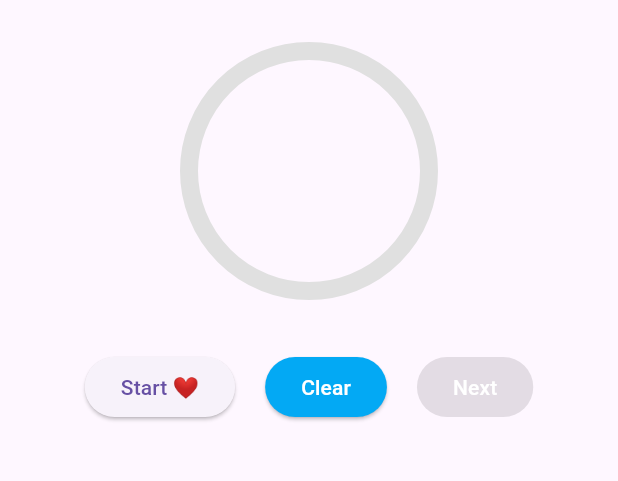
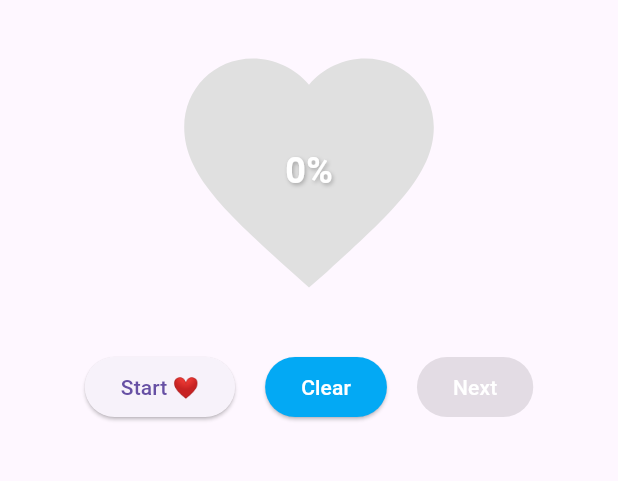
Before and after one commit to ameyrane98/heart_app, a Flutter app: the screen it shows after launch, after a tap on "Start ❤️", after a tap on "Clear", on a phone screen of 412 x 824 dp, the part 63-544 px from its top. Run offline on Flutter 3.47's test engine with Material 3 defaults, Android fonts, the phone set to English and light mode, and no system bars.

Commit message:
one way to implement heart-easiest

```diff
--- a/lib/ui/screens/heart_screen.dart
+++ b/lib/ui/screens/heart_screen.dart
@@ -15,15 +15,7 @@ class HeartScreen extends StatelessWidget {
       body: Center(
         child: Column(
           children: [
-            CustomPaint(
-              size: const Size(200, 200),
-              painter: HeartPainter(
-                vm.progress, // <-- IMPORTANT: pass percent here
-                strokeWidth: 12,
-                backgroundColor: Colors.grey.shade300,
-                progressColor: Colors.blue,
-              ),
-            ),
+            HeartFillWidget(percent: vm.progress, size: 200),
             SizedBox(height: 20),
             Row(
               mainAxisAlignment:
--- a/lib/ui/widgets/heart_painter.dart
+++ b/lib/ui/widgets/heart_painter.dart
@@ -1,59 +1,65 @@
 import 'package:flutter/material.dart';
-import 'dart:math' as math;
 
-/// Draws a circular progress "ring" that fills based on [percent] (0..100).
-class HeartPainter extends CustomPainter {
+/// A heart that fills from bottom → top based on [percent] (0–100).
+class HeartFillWidget extends StatelessWidget {
   final double percent; // 0..100
-  final double strokeWidth;
-  final Color backgroundColor;
-  final Color progressColor;
+  final double size;
 
-  HeartPainter(
-    this.percent, {
-    this.strokeWidth = 16,
-    this.backgroundColor = const Color(0xFFE5E7EB), // grey.300
-    this.progressColor = Colors.blue,
-  });
+  const HeartFillWidget({super.key, required this.percent, this.size = 200});
 
   @override
-  void paint(Canvas canvas, Size size) {
-    // 1) Compute center & radius from the paint area (the CustomPaint.size).
-    final center = Offset(size.width / 2, size.height / 2);
-    final radius = size.shortestSide * 0.4;
+  Widget build(BuildContext context) {
+    return Stack(
+      alignment: Alignment.center,
+      children: [
+        // Background empty heart (grey outline)
+        Icon(Icons.favorite, color: Colors.grey.shade300, size: size),
 
-    // 2) Background ring paint.
-    final bgPaint = Paint()
-      ..color = backgroundColor
-      ..style = PaintingStyle.stroke
-      ..strokeWidth = strokeWidth
-      ..isAntiAlias = true;
+        // Foreground filled heart (red), clipped based on percent
+        ClipRect(
+          clipper: _HeartClipper(percent),
+          child: Icon(Icons.favorite, color: Colors.red, size: size),
+        ),
 
-    // 3) Foreground (progress) ring paint.
-    final fgPaint = Paint()
-      ..color = progressColor
-      ..style = PaintingStyle.stroke
-      ..strokeWidth = strokeWidth
-      ..strokeCap = StrokeCap.round
-      ..isAntiAlias = true;
+        // Optional: show text inside
+        Text(
+          '${percent.toStringAsFixed(0)}%',
+          style: const TextStyle(
+            fontSize: 24,
+            fontWeight: FontWeight.bold,
+            color: Colors.white,
+            shadows: [
+              Shadow(
+                blurRadius: 3,
+                color: Colors.black26,
+                offset: Offset(1, 1),
+              ),
+            ],
+          ),
+        ),
+      ],
+    );
+  }
+}
 
-    // 4) Draw full background circle.
-    canvas.drawCircle(center, radius, bgPaint);
+/// Custom clipper to control how much of the heart is visible.
+class _HeartClipper extends CustomClipper<Rect> {
+  final double percent; // 0..100
 
-    // 5) Translate percent (0..100) to sweep angle in radians.
-    final sweepAngle = 2 * math.pi * (percent.clamp(0, 100) / 100.0);
+  _HeartClipper(this.percent);
 
-    // 6) Start from top (-90°) and draw the arc with the computed sweep.
-    const startAngle = -math.pi / 2;
-    final rect = Rect.fromCircle(center: center, radius: radius);
-    canvas.drawArc(rect, startAngle, sweepAngle, false, fgPaint);
+  @override
+  Rect getClip(Size size) {
+    // height to fill
+    final fillHeight = size.height * (percent.clamp(0, 100) / 100);
+    return Rect.fromLTWH(
+      0,
+      size.height - fillHeight, // fill from bottom
+      size.width,
+      fillHeight,
+    );
   }
 
   @override
-  bool shouldRepaint(covariant HeartPainter old) {
-    // Repaint only when inputs that affect drawing change.
-    return old.percent != percent ||
-        old.strokeWidth != strokeWidth ||
-        old.backgroundColor != backgroundColor ||
-        old.progressColor != progressColor;
-  }
+  bool shouldReclip(_HeartClipper oldClipper) => oldClipper.percent != percent;
 }
```
